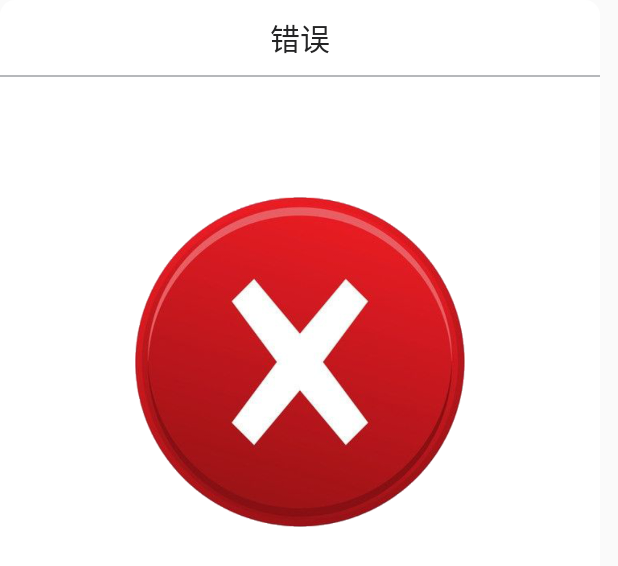
After one commit to kufei88/rubbishAndroid, an Android app: the layout falsealert.xml on its own in the app's theme, with its tools: preview values and no code run, on a phone screen of 412 x 824 dp. The commit adds this screen. Shown: the top 566 px of the screen. Run offline under Robolectric (Android 15) with nearby library versions, the phone set to English and light mode, and no system bars.

Commit message:
二次提交

```diff
--- a/app/build.gradle
+++ b/app/build.gradle
@@ -1,6 +1,9 @@
 apply plugin: 'com.android.application'
 
 android {
+    packagingOptions {
+        exclude 'META-INF/proguard/androidx-annotations.pro'
+    }
     signingConfigs {
         config {
             keyAlias 'library'
@@ -46,6 +49,7 @@ android {
 }
 
 dependencies {
+    implementation 'com.github.PhilJay:MPAndroidChart:v3.1.0'
     implementation fileTree(include: ['*.jar'], dir: 'libs')
     //noinspection GradleCompatible
     implementation 'com.android.support:appcompat-v7:27.0.2'
--- /dev/null
+++ b/app/src/main/res/layout/falsealert.xml
@@ -0,0 +1,35 @@
+<?xml version="1.0" encoding="utf-8"?>
+<LinearLayout xmlns:android="http://schemas.android.com/apk/res/android"
+    android:layout_width="@dimen/dp_400"
+    android:layout_height="wrap_content"
+    android:minHeight="@dimen/dp_400"
+    android:orientation="vertical"
+    android:background="@drawable/bg_popup">
+
+    <TextView
+        android:layout_width="match_parent"
+        android:layout_height="@dimen/dp_50"
+        style="@style/TextBlack"
+        android:text="@string/alert_false"
+        android:gravity="center"/>
+
+    <View style="@style/horizontal_line"/>
+
+    <RelativeLayout
+        android:layout_width="@dimen/dp_300"
+        android:layout_height="@dimen/dp_300"
+        android:layout_gravity="center_horizontal"
+        android:orientation="vertical">
+
+        <ImageView
+            android:id="@+id/afalse"
+            android:layout_width="match_parent"
+            android:layout_height="match_parent"
+            android:layout_centerHorizontal="true"
+            android:layout_marginTop="@dimen/dp_80"
+            android:src="@drawable/afalse" />
+
+    </RelativeLayout>
+
+
+</LinearLayout>
--- a/app/src/main/res/values/strings.xml
+++ b/app/src/main/res/values/strings.xml
@@ -25,6 +25,8 @@
     <string name="bind_success">绑定成功</string>
     <string name="imported_list">已导入的信息</string>
     <string name="gread">测试结果</string>
+    <string name="alert_true">正确</string>
+    <string name="alert_false">错误</string>
     <!-- table -->
     <string name="table_no">序号</string>
     <string name="table_img">图片</string>
```
Also changed, not shown: app/src/main/java/com/boosal/smartlibrary/ui/recognize/activity/RecognizeActivity.java (+32 -0 lines), app/src/main/java/com/boosal/smartlibrary/widget/popup/AlertFalsePopup.java (added, +38 -0 lines), app/src/main/java/com/boosal/smartlibrary/widget/popup/AlertTruePopup.java (added, +53 -0 lines), app/src/main/java/com/boosal/smartlibrary/widget/popup/EndGreadPopup.java (+45 -6 lines), app/src/main/res/layout/endtest.xml (+16 -2 lines), app/src/main/res/layout/truealent.xml (added, +66 -0 lines), app/src/main/res/drawable/afalse.png (added), app/src/main/res/drawable/atrue.png (added).
